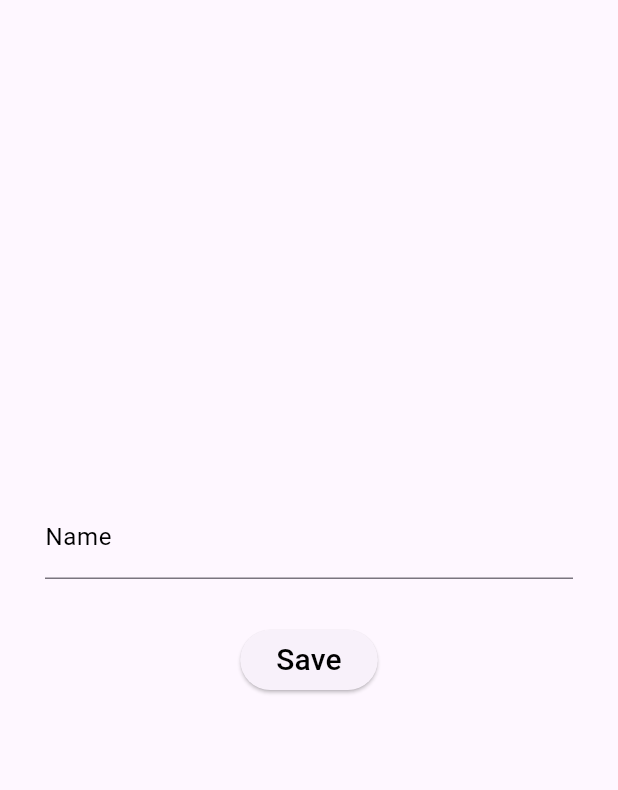
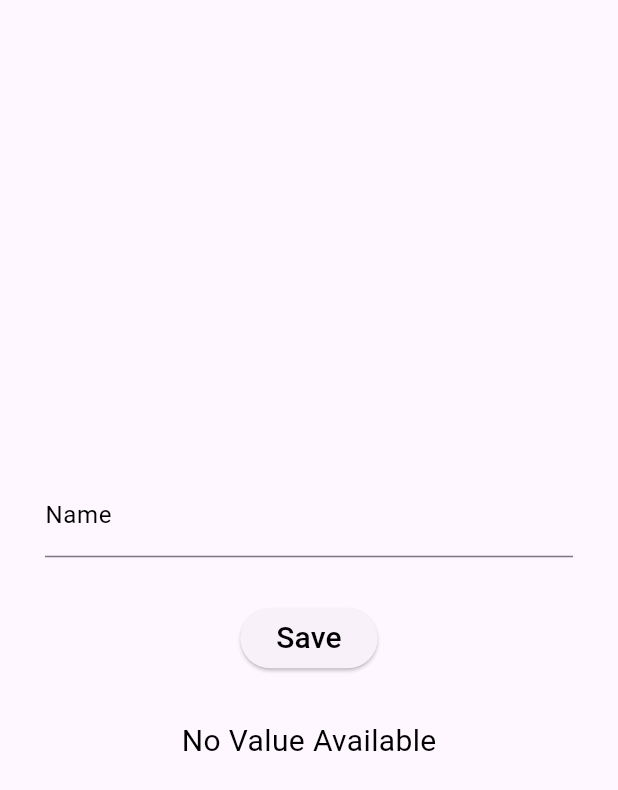
Before and after one commit to Mateo-David/Shared-Preference-Connectivity-Plus-Package, a Flutter app: the screen it shows after launch, after a tap on "Save", on a phone screen of 412 x 824 dp. Shown: the top 790 px of the screen. Run offline on Flutter 3.47's test engine with Material 3 defaults, Android fonts, the phone set to English and light mode, and no system bars; our stand-ins replace shared_preferences; missing offline and left inert: dart:ffi.

Commit message:
basic SharedPreferences

```diff
--- a/lib/Shared Preference.dart
+++ b/lib/Shared Preference.dart
@@ -1,8 +1,10 @@
+import 'dart:ffi';
+
 import 'package:flutter/material.dart';
 import 'package:shared_preferences/shared_preferences.dart';
 
 class SharedPreference extends StatefulWidget {
-  SharedPreference({super.key});
+  const SharedPreference({super.key});
 
   @override
   State<SharedPreference> createState() => _SharedPreferenceState();
@@ -10,26 +12,32 @@ class SharedPreference extends StatefulWidget {
 
 class _SharedPreferenceState extends State<SharedPreference> {
   TextEditingController nameTextEditingController = TextEditingController();
-  var newValue = "No Value Available";
+  String noValue = "No Value Available";
 
-  static String KeyName = "name";
+  static const String KeyName = "name";
+
+  @override
+  void initState() {
+    super.initState();
+    getValue();
+  }
 
   @override
   Widget build(BuildContext context) {
     return Scaffold(
       body: Padding(
-        padding: EdgeInsets.all(30.0),
+        padding: const EdgeInsets.all(30.0),
         child: Column(
           mainAxisAlignment: MainAxisAlignment.center,
           crossAxisAlignment: CrossAxisAlignment.center,
           children: [
             TextFormField(
               controller: nameTextEditingController,
-              decoration: InputDecoration(
+              decoration: const InputDecoration(
                   label: Text("Name"),
                   labelStyle: TextStyle(fontSize: 16, color: Colors.black)),
             ),
-            SizedBox(
+            const SizedBox(
               height: 30,
             ),
             ElevatedButton(
@@ -38,24 +46,30 @@ class _SharedPreferenceState extends State<SharedPreference> {
 
                 prefs.setString(
                     KeyName, nameTextEditingController.text.toString());
+                nameTextEditingController.clear();
               },
-              child: Text(
+              child: const Text(
                 "Save",
                 style: TextStyle(fontSize: 20, color: Colors.black),
               ),
             ),
-            SizedBox(
+            const SizedBox(
               height: 30,
             ),
-            // setState(() {
-              // Text(
-              //   newValue,
-              //   style: TextStyle(fontSize: 16, color: Colors.black),
-              // );
-            // }),
+            Text(
+              noValue,
+              style:const TextStyle(fontSize: 20, color: Colors.black),
+            ),
           ],
         ),
       ),
     );
   }
+
+  void getValue() async {
+    SharedPreferences prefs = await SharedPreferences.getInstance();
+    var getName = prefs.getString(KeyName);
+    noValue = getName ?? "No Value Available";
+    setState(() {});
+  }
 }
```
